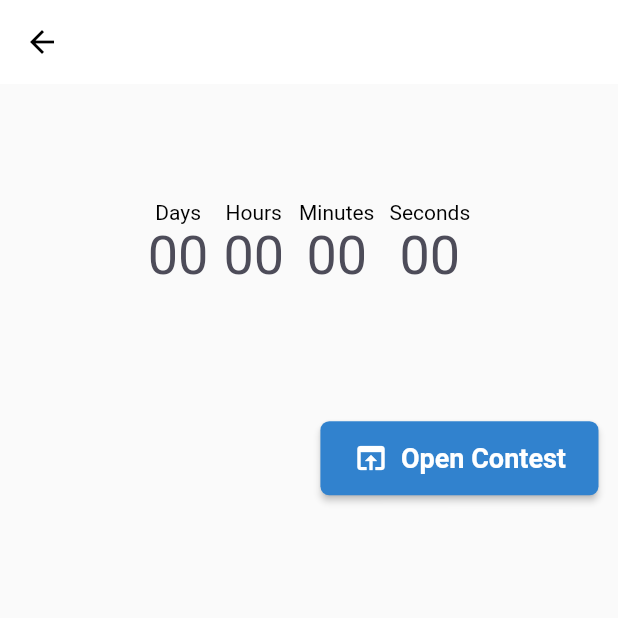
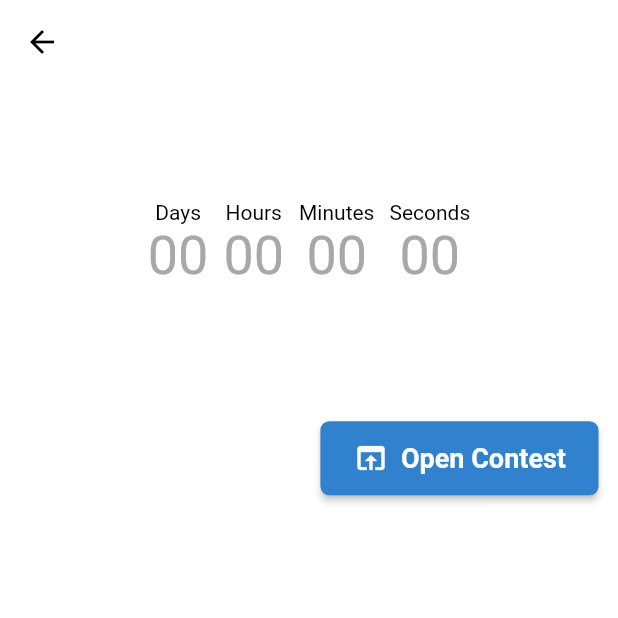
Before and after one commit to hayattofik-01/A2SVCommunityPortal, a Flutter app: the ContestDetails screen opened directly with empty values, on a phone screen of 412 x 824 dp, the top half of it. Run offline on Flutter 3.47's test engine with Material 2 defaults, Android fonts, the phone set to English and light mode, and no system bars; our stand-ins replace bloc, dartz, equatable, file_picker, flutter_bloc, flutter_html and 9 more; missing offline and left inert: flutter_circle_flags_svg; accounts and stored records are empty; network calls fail; project files that could hold a hidden picture were left out.

Commit message:
fix color errors

```diff
--- a/a2sv_community_portal_mobile/lib/core/utils/colors.dart
+++ b/a2sv_community_portal_mobile/lib/core/utils/colors.dart
@@ -13,7 +13,7 @@ const Color boxShadowSecondary = Color.fromRGBO(0, 0, 0, 0.1);
 const Color boxShadowTernary = Color.fromRGBO(0, 0, 0, 0.06);
 const Color blueBlackForAppBar = Color.fromRGBO(26, 54, 93, 1);
 const Color greyColorForIcon = Color.fromRGBO(235, 248, 255, 1);
-const Color backgroundWhite = Color.fromRGBO(237, 242, 247, 1);
+const Color backgroundWhite = Color.fromRGBO(255, 255, 255, 1);
 const Color whiteGreyColor = Color.fromRGBO(168, 168, 168, 1);
 const Color userNameColor = Color.fromRGBO(0, 0, 0, 1);
 const Color bioTextColor = Color.fromRGBO(0, 0, 0, 0.48);
@@ -30,3 +30,7 @@ const Color bottomNavigationUnSelectedIconsColor =
     Color.fromRGBO(120, 120, 120, 1);
 
 const Color bottomNavigationSelectedIconsColor = Colors.blue;
+const Color blackText = Color.fromRGBO(0, 0, 0, 0.92);
+const Color buttonColor = Color.fromRGBO(49, 130, 206, 1);
+const Color tileTextColor = Color.fromRGBO(0, 0, 0, 0.24);
+const Color tileSubtitleColor = Color.fromRGBO(74, 85, 104, 1);
--- a/a2sv_community_portal_mobile/lib/features/contest/presentation/pages/contest_detail.dart
+++ b/a2sv_community_portal_mobile/lib/features/contest/presentation/pages/contest_detail.dart
@@ -15,6 +15,7 @@ class ContestDetails extends StatelessWidget {
     final screenWidth = MediaQuery.of(context).size.width;
 
     return Scaffold(
+        backgroundColor: backgroundWhite,
         appBar: AppBar(
             elevation: 0,
             backgroundColor: whiteColor,
@@ -22,7 +23,7 @@ class ContestDetails extends StatelessWidget {
               onTap: () => context.pop(),
               child: const Icon(
                 Icons.arrow_back,
-                color: Colors.black,
+                color: userNameColor,
               ),
             )),
         body: Container(
@@ -38,7 +39,7 @@ class ContestDetails extends StatelessWidget {
                   style: const TextStyle(
                       fontSize: 24,
                       fontWeight: FontWeight.w500,
-                      color: Color.fromRGBO(0, 0, 0, 1)),
+                      color: userNameColor),
                 ),
                 SizedBox(
                   height: screenHeight * 0.02,
@@ -70,19 +71,19 @@ class ContestDetails extends StatelessWidget {
                       },
                       icon: const Icon(
                         Icons.open_in_browser_outlined,
-                        color: Colors.white,
+                        color: whiteColor,
                         size: 24.0,
                       ),
                       label: const Text(
                         "Open Contest",
                         style: TextStyle(
-                          color: Colors.white,
+                          color: whiteColor,
                           fontSize: 18.0,
                           fontWeight: FontWeight.bold,
                         ),
                       ),
                       style: ElevatedButton.styleFrom(
-                        backgroundColor: const Color.fromRGBO(49, 130, 206, 1),
+                        backgroundColor:  buttonColor,
                         padding: const EdgeInsets.symmetric(
                             vertical: 12.0, horizontal: 16.0),
                         shape: RoundedRectangleBorder(
--- a/a2sv_community_portal_mobile/lib/features/contest/presentation/pages/upcoming_and_recent_contest_page.dart
+++ b/a2sv_community_portal_mobile/lib/features/contest/presentation/pages/upcoming_and_recent_contest_page.dart
@@ -2,6 +2,7 @@ import 'package:a2sv_community_portal_mobile/features/contest/presentation/widge
 import 'package:a2sv_community_portal_mobile/features/contest/presentation/widgets/upcoming_contests.dart';
 import 'package:flutter/material.dart';
 import 'package:internet_connection_checker/internet_connection_checker.dart';
+import '../../../../core/utils/colors.dart';
 import '../widgets/upper_bar.dart';
 import 'package:http/http.dart' as http;
 
@@ -15,6 +16,7 @@ class ContestPage extends StatelessWidget {
   @override
   Widget build(BuildContext context) {
     return Scaffold(
+      backgroundColor: backgroundWhite,
       body: ListView(
         children: [
           const UpperBar(),
@@ -25,7 +27,7 @@ class ContestPage extends StatelessWidget {
                   style: TextStyle(
                       fontSize: 24,
                       fontWeight: FontWeight.w600,
-                      color: Color.fromRGBO(0, 0, 0, 0.92)))),
+                      color: blackText))),
           const SizedBox(height: 26),
           UpcommingContests(),
           Container(
@@ -35,7 +37,7 @@ class ContestPage extends StatelessWidget {
                   style: TextStyle(
                       fontSize: 24,
                       fontWeight: FontWeight.w600,
-                      color: Color.fromRGBO(0, 0, 0, 0.92)))),
+                      color: blackText))),
           const PreviousContests(),
           const SizedBox(
             height: 50,
--- a/a2sv_community_portal_mobile/lib/features/contest/presentation/widgets/countdown_timer_widget.dart
+++ b/a2sv_community_portal_mobile/lib/features/contest/presentation/widgets/countdown_timer_widget.dart
@@ -1,5 +1,7 @@
 import 'package:flutter/material.dart';
 import 'dart:async';
+
+import '../../../../core/utils/colors.dart';
 
 class CountdownTimerWidget extends StatefulWidget {
   final DateTime targetDateTime;
@@ -63,11 +65,11 @@ class _CountdownTimerWidgetState extends State<CountdownTimerWidget> {
     return Column(
       mainAxisAlignment: MainAxisAlignment.center,
       children: [
-        Text(label, style: const TextStyle(fontSize: 14, color: Color.fromRGBO(0, 0, 0, 1)),),
+        Text(label, style: const TextStyle(fontSize: 14, color: userNameColor),),
         Text(
           value.toString().padLeft(2, '0'),
 
-          style: const TextStyle(fontSize: 36, color: Color.fromRGBO(77, 76, 89, 1)),
+          style: const TextStyle(fontSize: 36, color: greyTextColor),
         ),
       ],
     );
--- a/a2sv_community_portal_mobile/lib/features/notifications/presentation/pages/notifications_page.dart
+++ b/a2sv_community_portal_mobile/lib/features/notifications/presentation/pages/notifications_page.dart
@@ -1,3 +1,4 @@
+import 'package:a2sv_community_portal_mobile/core/utils/colors.dart';
 import 'package:a2sv_community_portal_mobile/features/notifications/presentation/bloc/notification_bloc.dart';
 import 'package:a2sv_community_portal_mobile/features/notifications/presentation/widgets/notifications_widger.dart';
 import 'package:flutter/material.dart';
@@ -12,7 +13,7 @@ class NotificationPage extends StatelessWidget {
     return BlocBuilder<NotificationBloc, NotificationState>(
       builder: (context, state) {
         return Scaffold(
-          backgroundColor: const Color.fromRGBO(237, 242, 247, 1),
+          backgroundColor: backgroundWhite,
           body: ListView(
             children: const [
               UpperBar(
--- a/a2sv_community_portal_mobile/lib/features/notifications/presentation/widgets/tile.dart
+++ b/a2sv_community_portal_mobile/lib/features/notifications/presentation/widgets/tile.dart
@@ -21,7 +21,7 @@ class CustomListTile extends StatelessWidget {
     return Container(
       padding: const EdgeInsets.all(7),
       decoration: BoxDecoration(
-        border: Border.all(color: const Color.fromRGBO(0, 0, 0, 0.08)),
+        border: Border.all(color: boxBorderColor),
         borderRadius: BorderRadius.circular(8.0),
       ),
       child: ListTile(
@@ -30,7 +30,7 @@ class CustomListTile extends StatelessWidget {
           style: const TextStyle(
             fontWeight: FontWeight.w600,
             fontSize: 16,
-            color: Color.fromRGBO(0, 0, 0, 1),
+            color: userNameColor,
             fontFamily: "Urbanist",
           ),
         ),
@@ -54,7 +54,7 @@ class CustomListTile extends StatelessWidget {
           decoration: BoxDecoration(
             color: isRead
                 ? backgroundWhite
-                : const Color.fromRGBO(49, 130, 206, 1),
+                :  buttonColor,
             shape: BoxShape.circle,
           ),
         ),
```
Also changed, not shown: a2sv_community_portal_mobile/lib/features/application_page/presentation/screen/home.dart (+12 -9 lines), a2sv_community_portal_mobile/lib/features/contest/presentation/widgets/list_tile.dart (+4 -7 lines).
